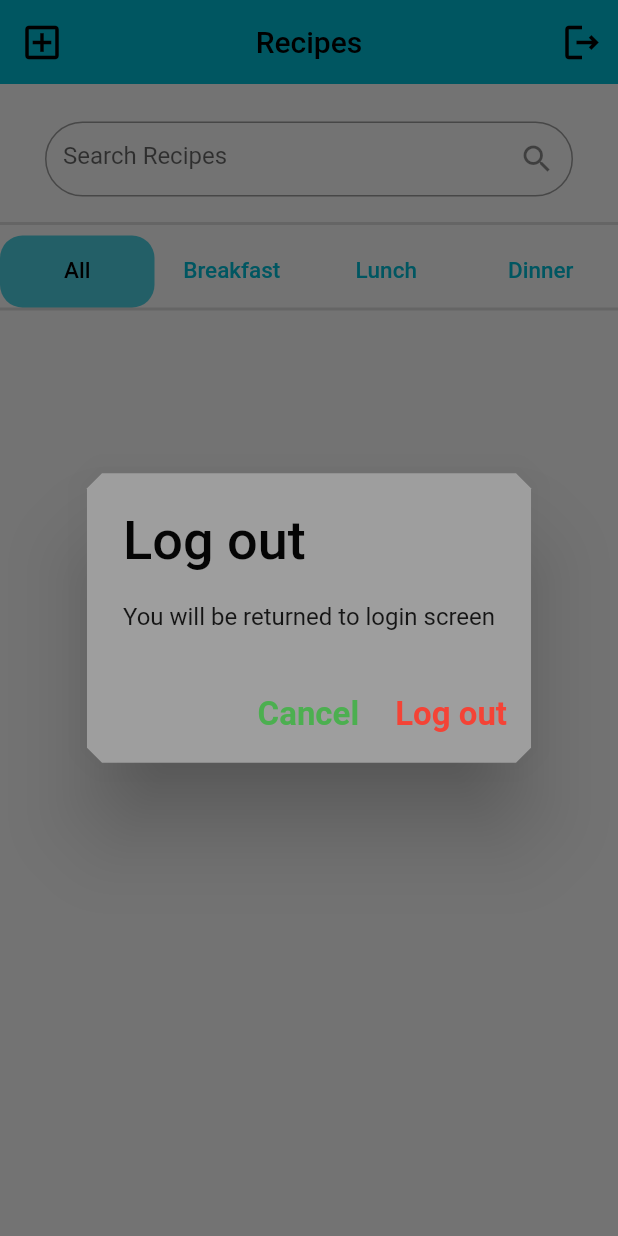
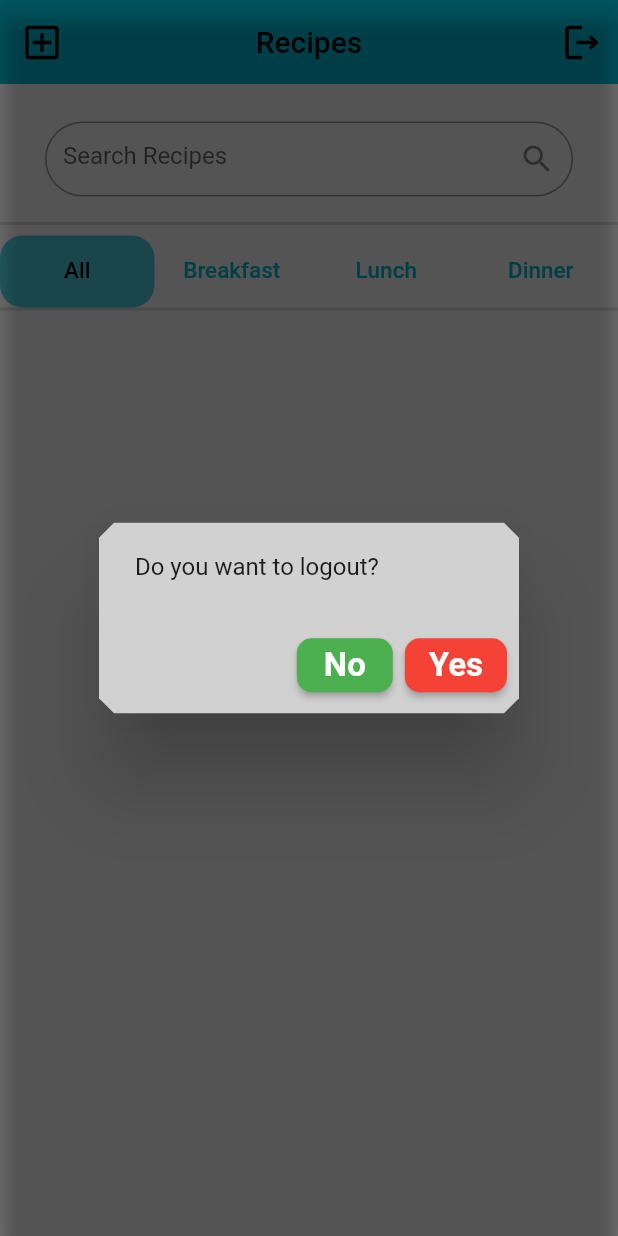
Before and after one commit to Athulprakash02/cookbook, a Flutter app: the AdminHome screen opened directly, after a tap on the "logout" icon, on a phone screen of 412 x 824 dp. Run offline on Flutter 3.47's test engine with Material 2 defaults, Android fonts, the phone set to English and light mode, and no system bars; our stand-ins replace hive, hive_flutter, image_picker, shared_preferences; missing offline and left inert: external_app_launcher; accounts and stored records are empty.

Commit message:
popupmenu added

```diff
--- a/lib/screens/admin/admin_home.dart
+++ b/lib/screens/admin/admin_home.dart
@@ -19,7 +19,7 @@ class AdminHome extends StatefulWidget {
 
 class _AdminHomeState extends State<AdminHome> {
   late Box<Recipes> recipeList;
-  final _search = TextEditingController();
+  final _searchController = TextEditingController();
 
   @override
   void initState() {
@@ -34,7 +34,6 @@ class _AdminHomeState extends State<AdminHome> {
     return DefaultTabController(
       length: 4,
       child: Scaffold(
-
         appBar: AppBar(
           leading: IconButton(
               onPressed: () {
@@ -70,6 +69,7 @@ class _AdminHomeState extends State<AdminHome> {
                   child: SizedBox(
                     height: 50,
                     child: TextFormField(
+                      controller: _searchController,
                       decoration: InputDecoration(
                           suffixIcon: const Icon(Icons.search),
                           hintText: 'Search Recipes',
@@ -86,8 +86,9 @@ class _AdminHomeState extends State<AdminHome> {
                     unselectedLabelColor: Colors.cyan,
                     indicatorSize: TabBarIndicatorSize.tab,
                     indicator: BoxDecoration(
-                        borderRadius: const BorderRadius.all(Radius.circular(15)),
-                        color:Colors.cyan.shade300),
+                        borderRadius:
+                            const BorderRadius.all(Radius.circular(15)),
+                        color: Colors.cyan.shade300),
                     tabs: const [
                       Tab(
                         child: Text(
@@ -133,7 +134,8 @@ class _AdminHomeState extends State<AdminHome> {
                                   onTap: () {
                                     Navigator.of(context)
                                         .push(MaterialPageRoute(
-                                      builder: (context) => RecipeScreen(passValue: data, idPass: index),
+                                      builder: (context) => RecipeScreen(
+                                          passValue: data, idPass: index),
                                     ));
                                   },
                                   child: viewCard(data));
@@ -155,7 +157,8 @@ class _AdminHomeState extends State<AdminHome> {
                                   onTap: () {
                                     Navigator.of(context)
                                         .push(MaterialPageRoute(
-                                      builder: (context) => RecipeScreen(passValue: data, idPass: index),
+                                      builder: (context) => RecipeScreen(
+                                          passValue: data, idPass: index),
                                     ));
                                   },
                                   child: viewCard(data));
@@ -177,7 +180,8 @@ class _AdminHomeState extends State<AdminHome> {
                                   onTap: () {
                                     Navigator.of(context)
                                         .push(MaterialPageRoute(
-                                      builder: (context) => RecipeScreen(passValue: data, idPass: index),
+                                      builder: (context) => RecipeScreen(
+                                          passValue: data, idPass: index),
                                     ));
                                   },
                                   child: viewCard(data));
@@ -199,7 +203,8 @@ class _AdminHomeState extends State<AdminHome> {
                                   onTap: () {
                                     Navigator.of(context)
                                         .push(MaterialPageRoute(
-                                      builder: (context) => RecipeScreen(passValue: data, idPass: index),
+                                      builder: (context) => RecipeScreen(
+                                          passValue: data, idPass: index),
                                     ));
                                   },
                                   child: viewCard(data));
@@ -230,41 +235,56 @@ class _AdminHomeState extends State<AdminHome> {
 
   confirmation(BuildContext context) async {
     return showDialog(
-
       context: context,
       builder: (ctx1) {
-        return AlertDialog(
-          backgroundColor: Colors.grey,
-          shape: BeveledRectangleBorder(borderRadius: BorderRadius.circular(10)),
-          title: const Text(
-              style: TextStyle(
-                color: Color.fromARGB(255, 5, 5, 5),
-                fontSize: 36,
-              ),
-              'Log out'),
-          content: const Text('You will be returned to login screen'),
+        return Material(
+          color: Colors.transparent,
+          elevation: 5,
+          shadowColor: Colors.black,
+          borderRadius: BorderRadius.circular(10),
+          child: AlertDialog(
+
+            backgroundColor: const Color.fromARGB(255, 210, 209, 209),
+            shape:
+                BeveledRectangleBorder(borderRadius: BorderRadius.circular(10)),
+
+            content: const Text('Do you want to logout?'),
             actions: [
-            TextButton(
+              ElevatedButton(
                 onPressed: () {
                   Navigator.of(ctx1).pop();
                 },
+                style: ElevatedButton.styleFrom(
+
+                  shape: const RoundedRectangleBorder(
+
+                    borderRadius: BorderRadius.all(Radius.circular(10))),
+                  backgroundColor: Colors.green),
                 child: const Text(
                     style: TextStyle(
-                      color: Colors.green,
+                        color: Colors.white,
                         fontWeight: FontWeight.bold,
                         fontSize: 22),
-                  'Cancel'),
+                    'No'),
               ),
-            TextButton(
+
+              ElevatedButton(
                 onPressed: () => signout(context),
+                style: ElevatedButton.styleFrom(
+
+                  shape: const RoundedRectangleBorder(
+
+                    borderRadius: BorderRadius.all(Radius.circular(10))),
+                  backgroundColor: Colors.red),
                 child: const Text(
                     style: TextStyle(
-                      color: Colors.red,
+                        color: Colors.white,
                         fontWeight: FontWeight.bold,
                         fontSize: 22),
-                  'Log out'),
+                    'Yes'),
               ),
             ],
+          ),
         );
       },
     );
--- a/lib/screens/user/home_screen.dart
+++ b/lib/screens/user/home_screen.dart
@@ -15,6 +15,7 @@ class HomeScreen extends StatefulWidget {
 
 class _HomeScreenState extends State<HomeScreen> {
   late Box recipeList;
+  late int _selectedOption;
   final _search = TextEditingController();
 
   @override
@@ -33,7 +34,21 @@ class _HomeScreenState extends State<HomeScreen> {
         // backgroundColor: const Color.fromARGB(234, 255, 255, 255),
         appBar: AppBar(
           actions: [
-            IconButton(onPressed: () {}, icon: const Icon(Icons.more_vert))
+
+            PopupMenuButton(
+              onSelected: (value) {
+                setState(() {
+                  _selectedOption = value;
+                });
+              },
+              itemBuilder: (context) {
+              return [
+                PopupMenuItem(child: Text('sort by name'),value: 1,),
+                PopupMenuItem(child: Text('sort by duration(less to more)'),value: 2,),
+                PopupMenuItem(child: Text('sort by time'),value: 3,),
+              ];
+            },
+            tooltip: 'sort',)
           ],
           // backgroundColor: const Color.fromARGB(255, 255, 255, 255),
           elevation: 0,
```
Lines whose indentation alone changed are shown as unchanged.
